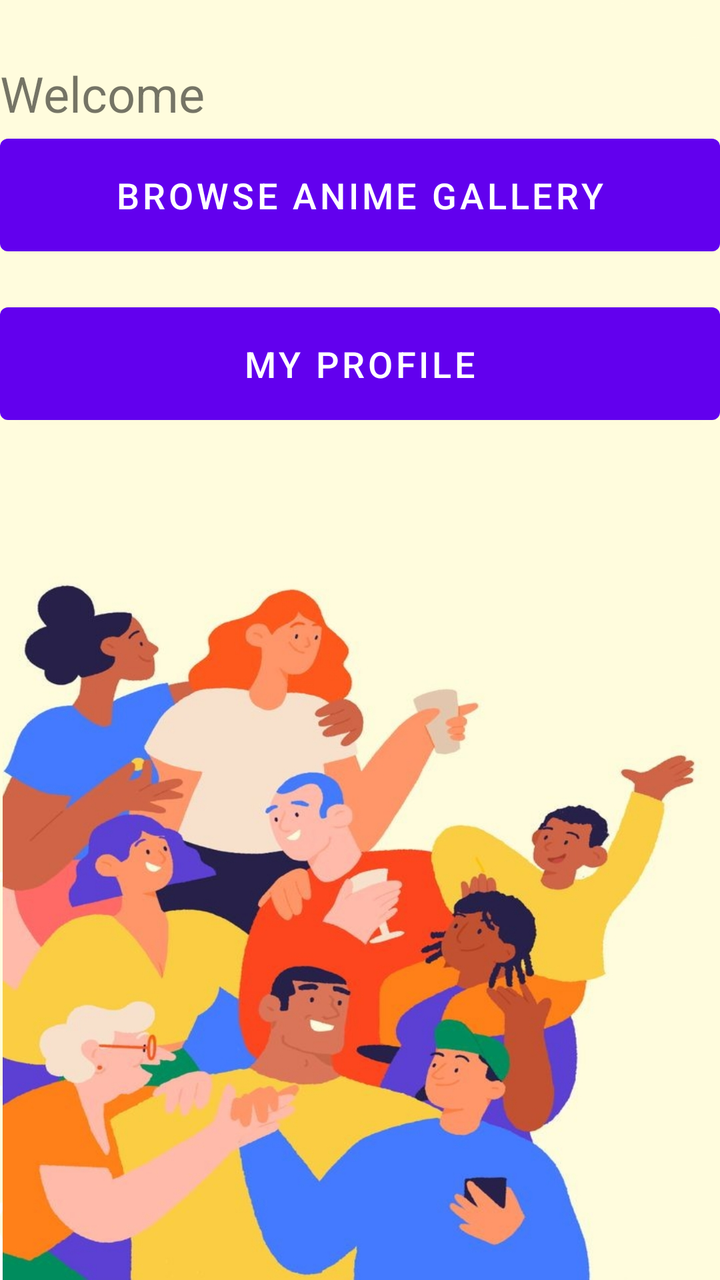
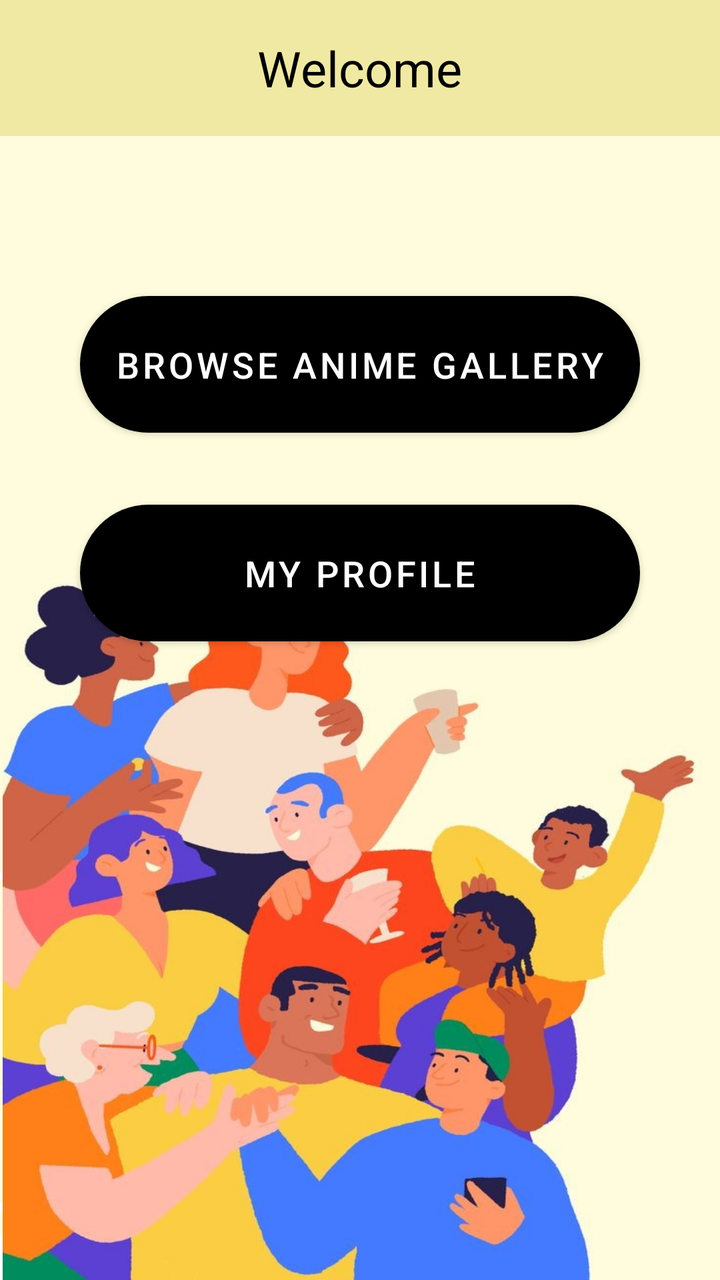

Screens rendered from an Android XML layout before and after an edit, with the pre-edit source and the edit as a unified diff.
<!-- AndroidManifest.xml: application theme Theme.MyAnimeTracker -->
<!-- res/layout/activity_main.xml -->
<?xml version="1.0" encoding="utf-8"?>
<LinearLayout xmlns:android="http://schemas.android.com/apk/res/android"
    xmlns:tools="http://schemas.android.com/tools"
    android:layout_width="match_parent"
    android:layout_height="match_parent"
    android:background="@drawable/background1"
    android:orientation="vertical"

    tools:context=".MainActivity">


    <TextView
        android:id="@+id/tvWelcome"
        android:layout_width="wrap_content"
        android:layout_height="wrap_content"
        android:textSize="12pt"
        android:text="@string/welcome"
        android:layout_centerHorizontal="true"
        android:layout_marginTop="30sp"/>

    <Button
        android:id="@+id/btnGallery"
        android:layout_width="match_parent"
        android:layout_height="wrap_content"
        android:text="Browse Anime Gallery"
        android:textSize="18sp"
        android:layout_marginBottom="16dp"
        android:padding="16dp" />

    <Button
        android:id="@+id/btnProfile"
        android:layout_width="match_parent"
        android:layout_height="wrap_content"
        android:text="My Profile"
        android:textSize="18sp"
        android:padding="16dp" />
</LinearLayout>
<!-- resources referenced by this layout -->
<resources>
  <!-- drawable background1: jpg bitmap (drawable, 384079 bytes) -->
  <string name="welcome">Welcome</string>
  <style name="Theme.MyAnimeTracker" parent="Theme.MaterialComponents.DayNight.DarkActionBar">
          
          <item name="colorPrimary">@color/purple_500</item>
          <item name="colorPrimaryVariant">@color/purple_700</item>
          <item name="colorOnPrimary">@color/white</item>
          
          <item name="colorSecondary">@color/teal_200</item>
          <item name="colorSecondaryVariant">@color/teal_700</item>
          <item name="colorOnSecondary">@color/black</item>
          
          <item name="android:statusBarColor">?attr/colorPrimaryVariant</item>
          
      </style>
  <color name="purple_500">#FF6200EE</color>
  <color name="purple_700">#FF3700B3</color>
  <color name="white">#FFFFFFFF</color>
  <color name="teal_200">#FF03DAC5</color>
  <color name="teal_700">#FF018786</color>
  <color name="black">#FF000000</color>
</resources>

<!-- the commit's change to res/layout/activity_main.xml (unified diff, before → after) -->
@@ -3,35 +3,56 @@
     xmlns:tools="http://schemas.android.com/tools"
     android:layout_width="match_parent"
     android:layout_height="match_parent"
+    xmlns:app="http://schemas.android.com/apk/res-auto"
     android:background="@drawable/background1"
     android:orientation="vertical"
 
     tools:context=".MainActivity">
 
 
-    <TextView
-        android:id="@+id/tvWelcome"
-        android:layout_width="wrap_content"
-        android:layout_height="wrap_content"
-        android:textSize="12pt"
-        android:text="@string/welcome"
-        android:layout_centerHorizontal="true"
-        android:layout_marginTop="30sp"/>
+    <LinearLayout
+        android:layout_width="match_parent"
+        android:layout_height="68dp"
+        android:layout_marginBottom="80dp"
+        android:background="@drawable/top_background"
+        android:gravity="center"
+        android:orientation="horizontal">
+
+        <TextView
+            android:id="@+id/tvWelcome"
+            android:layout_width="wrap_content"
+            android:layout_height="wrap_content"
+            android:layout_margin="0dp"
+            android:layout_marginTop="30sp"
+            android:text="@string/welcome"
+            android:textColor="@color/black"
+            android:textSize="12pt" />
+
+    </LinearLayout>
+
+
 
     <Button
         android:id="@+id/btnGallery"
-        android:layout_width="match_parent"
+        android:layout_width="280dp"
+        android:layout_gravity="center"
         android:layout_height="wrap_content"
-        android:text="Browse Anime Gallery"
+        android:text="@string/browse_anime_gallery"
         android:textSize="18sp"
         android:layout_marginBottom="16dp"
+        android:background="@drawable/button"
+        app:backgroundTint="@null"
         android:padding="16dp" />
 
     <Button
         android:id="@+id/btnProfile"
-        android:layout_width="match_parent"
+        android:layout_width="280dp"
+        android:layout_gravity="center"
         android:layout_height="wrap_content"
-        android:text="My Profile"
+        android:text="@string/my_profile"
         android:textSize="18sp"
+        android:background="@drawable/button"
+        app:backgroundTint="@null"
+        android:layout_marginTop="20dp"
         android:padding="16dp" />
 </LinearLayout>
<!-- resource entries referenced after the edit -->
@@ -1,6 +1,28 @@
 <!-- resources referenced by this layout -->
 <resources>
   <!-- drawable background1: jpg bitmap (drawable, 384079 bytes) -->
+  <!-- drawable button (drawable) -->
+  <?xml version="1.0" encoding="utf-8"?>
+  <layer-list xmlns:android="http://schemas.android.com/apk/res/android">
+      <item>
+          <shape>
+              <solid android:color="@color/black"/>
+              <corners
+                  android:radius="50dp"/>
+          </shape>
+      </item>
+  </layer-list>
+  <!-- drawable top_background (drawable) -->
+  <?xml version="1.0" encoding="utf-8"?>
+  <layer-list xmlns:android="http://schemas.android.com/apk/res/android">
+      <item>
+          <shape>
+              <solid android:color="#F0E9A3"/>
+          </shape>
+      </item>
+  </layer-list>
+  <string name="browse_anime_gallery">Browse Anime Gallery</string>
+  <string name="my_profile">My Profile</string>
   <string name="welcome">Welcome</string>
   <style name="Theme.MyAnimeTracker" parent="Theme.MaterialComponents.DayNight.DarkActionBar">
           
